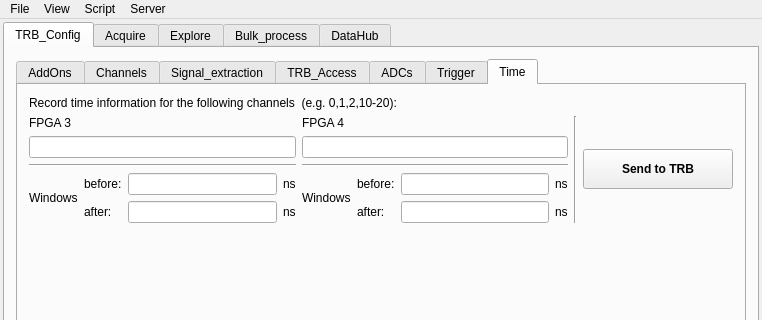
andrmor/TRB3reader, file GUI/mainwindow.ui: the form before one commit; both pictures show x 0 to 762 and y 0 to 320 of the 762 by 832 pixel window.
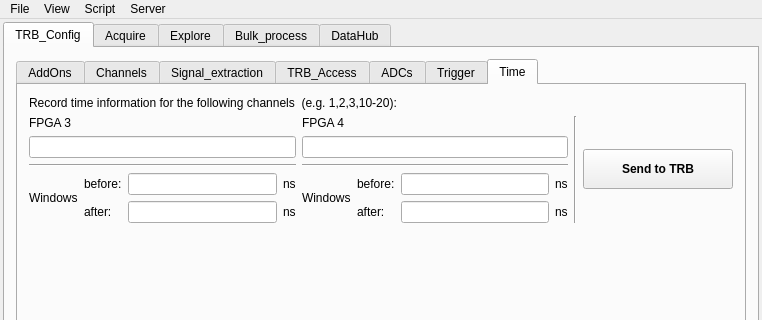
The form after the commit.

```diff
--- a/GUI/mainwindow.ui
+++ b/GUI/mainwindow.ui
@@ -3201,7 +3201,7 @@
             <item>
              <widget class="QLabel" name="label_110">
               <property name="text">
-               <string>Record time information for the following channels  (e.g. 0,1,2,10-20):</string>
+               <string>Record time information for the following channels  (e.g. 1,2,3,10-20):</string>
               </property>
              </widget>
             </item>
```
